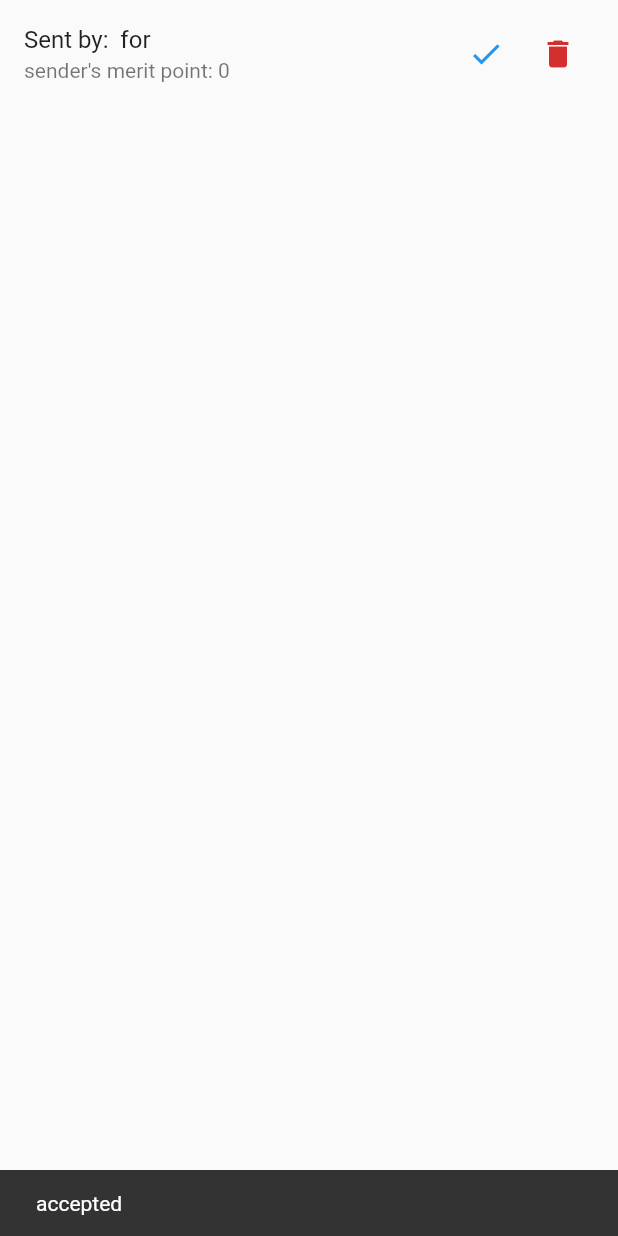
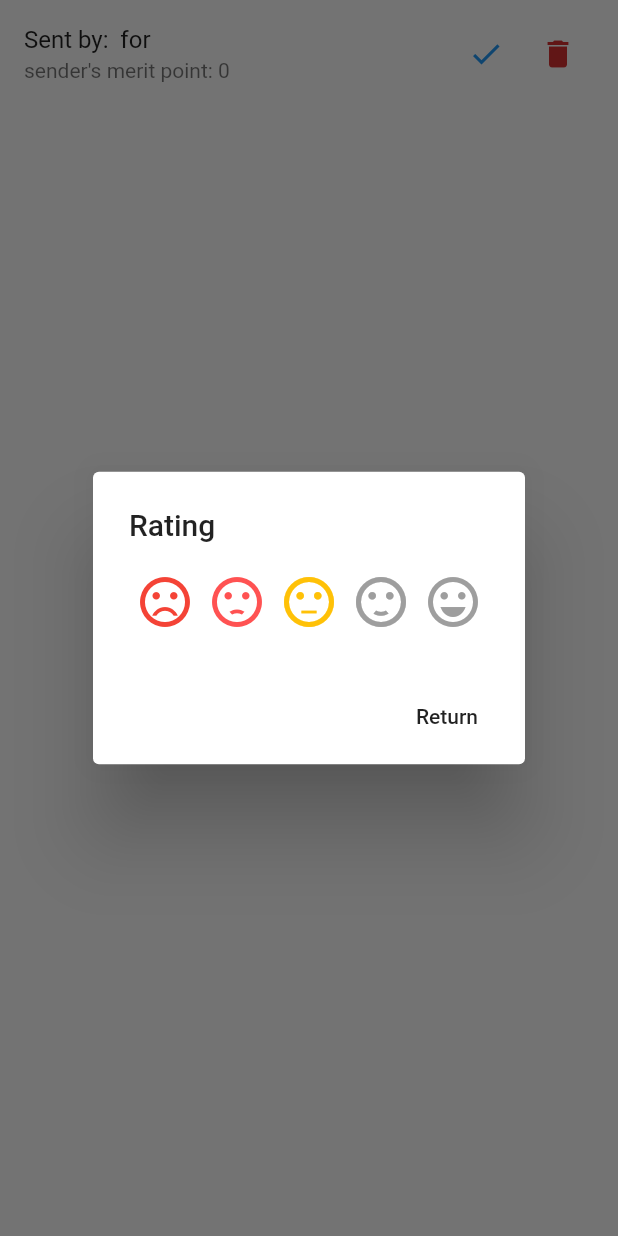
Before and after one commit to sumityadavs7y/SEBorrowAndLendAPP, a Flutter app: the RequestItem widget shown alone on an empty page, opened directly with empty values, after a tap on the "check" icon, on a phone screen of 412 x 824 dp. Run offline on Flutter 3.47's test engine with Material 2 defaults, Android fonts, the phone set to English and light mode, and no system bars; drawn by our look-alikes of flutter_rating_bar; our stand-ins replace shared_preferences; accounts and stored records are empty; network calls fail.

Commit message:
rating implemented

```diff
--- a/lib/providers/return_request.dart
+++ b/lib/providers/return_request.dart
@@ -69,10 +69,12 @@ class ReturnRequests with ChangeNotifier {
     }
   }
 
-  Future<void> respondToRequest(int requestId, bool status) async {
+  Future<void> respondToRequest(int requestId, bool status,
+      {double rating = 1}) async {
     final String url = Auth.domain + '/returnrequest/$requestId/response';
     final response = await http.post(url,
-        headers: _header, body: json.encode({'response': status}));
+        headers: _header,
+        body: json.encode({'response': status, 'rating': rating.toInt()}));
     print(response.body);
     if (response.statusCode < 500 && response.statusCode >= 300) {
       throw HttpException(json.decode(response.body)['message']);
--- a/lib/screens/return_request_screen.dart
+++ b/lib/screens/return_request_screen.dart
@@ -1,5 +1,6 @@
 import 'package:borrow_and_lend_nitc/providers/return_request.dart';
 import 'package:flutter/material.dart';
+import 'package:flutter_rating_bar/flutter_rating_bar.dart';
 import 'package:provider/provider.dart';
 
 class ReturnRequestScreen extends StatelessWidget {
@@ -44,6 +45,7 @@ class ReturnRequestScreen extends StatelessWidget {
 
 class RequestItem extends StatelessWidget {
   final ReturnRequest request;
+  var rating = 0.0;
 
   RequestItem(this.request);
 
@@ -63,6 +65,69 @@ class RequestItem extends StatelessWidget {
     );
   }
 
+  void _showRatingDialog(BuildContext context) {
+    final scaffold = Scaffold.of(context);
+    showDialog(
+        context: context,
+        builder: (ctx) {
+          return AlertDialog(
+            title: Text('Rating'),
+            content: RatingBar(
+                initialRating: 3,
+                minRating: 1,
+                direction: Axis.horizontal,
+                allowHalfRating: false,
+                itemCount: 5,
+                itemPadding: EdgeInsets.symmetric(horizontal: 4.0),
+                itemBuilder: (context, index) {
+                  switch (index) {
+                    case 0:
+                      return Icon(
+                        Icons.sentiment_very_dissatisfied,
+                        color: Colors.red,
+                      );
+                    case 1:
+                      return Icon(
+                        Icons.sentiment_dissatisfied,
+                        color: Colors.redAccent,
+                      );
+                    case 2:
+                      return Icon(
+                        Icons.sentiment_neutral,
+                        color: Colors.amber,
+                      );
+                    case 3:
+                      return Icon(
+                        Icons.sentiment_satisfied,
+                        color: Colors.lightGreen,
+                      );
+                    case 4:
+                      return Icon(
+                        Icons.sentiment_very_satisfied,
+                        color: Colors.green,
+                      );
+                  }
+                  return Container(
+                    child: null,
+                  );
+                },
+                onRatingUpdate: (rate) {
+                  rating = rate;
+                }),
+            actions: <Widget>[
+              FlatButton(
+                child: Text('Return'),
+                onPressed: () {
+                  Provider.of<ReturnRequests>(context, listen: false)
+                      .respondToRequest(request.id, true, rating: rating);
+                  scaffold.showSnackBar(SnackBar(content: Text('accepted')));
+                },
+              )
+            ],
+          );
+        });
+  }
+
   @override
   Widget build(BuildContext context) {
     final scaffold = Scaffold.of(context);
@@ -76,9 +141,7 @@ class RequestItem extends StatelessWidget {
             icon: Icon(Icons.check),
             onPressed: () async {
               try {
-                Provider.of<ReturnRequests>(context, listen: false)
-                    .respondToRequest(request.id, true);
-                scaffold.showSnackBar(SnackBar(content: Text('accepted')));
+                _showRatingDialog(context);
               } catch (error) {
                 _showErrorDialog(context, error.toString());
               }
--- a/pubspec.yaml
+++ b/pubspec.yaml
@@ -23,6 +23,7 @@ dependencies:
   http: ^0.12.0+4
   shared_preferences: ^0.5.6+3
   intl: ^0.16.0
+  flutter_rating_bar: ^3.0.1+1
   # The following adds the Cupertino Icons font to your application.
   # Use with the CupertinoIcons class for iOS style icons.
   cupertino_icons: ^0.1.2
```
Also changed, not shown: pubspec.lock.
